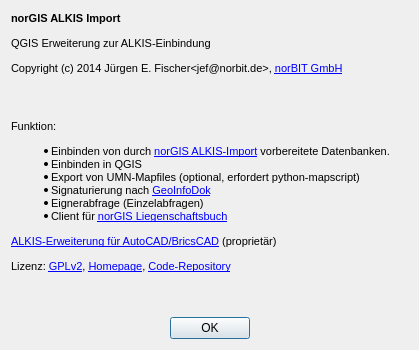
The window that about.ui (norBIT/alkisplugin) describes before a commit, drawn with Qt 5.
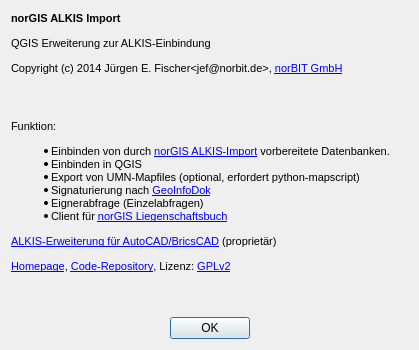
The same window after the commit. Icons and pictures are not drawn.

Commit message: * Signaturnamen ergänzt * QGIS: Erzeugung von Liniensignaturen nach Stricharten ergänzt * QGIS: Erzeugung von Benutzerkoordinatensystem für BW&BY ergänzt (ermöglicht Reprojektion) * pattern1 in Logo entfernt.

The edit to the form file:
```diff
--- a/about.ui
+++ b/about.ui
@@ -32,22 +32,19 @@
      <property name="text">
       <string>&lt;!DOCTYPE HTML PUBLIC &quot;-//W3C//DTD HTML 4.0//EN&quot; &quot;http://www.w3.org/TR/REC-html40/strict.dtd&quot;&gt;
 &lt;html&gt;&lt;head&gt;&lt;meta name=&quot;qrichtext&quot; content=&quot;1&quot; /&gt;&lt;style type=&quot;text/css&quot;&gt;
-&lt;/style&gt;&lt;/head&gt;&lt;body style=&quot; font-family:'MS Shell Dlg 2'; font-size:8pt; font-weight:400; font-style:normal;&quot;&gt;
-&lt;br&gt;
-&lt;p&gt;Funktion:&lt;/p&gt;
-&lt;ul &gt;
-&lt;li &gt;Einbinden von durch &lt;a href=&quot;http://www.norbit.de/68/&quot;&gt;norGIS ALKIS-Import&lt;/a&gt; vorbereitete Datenbanken.&lt;/li&gt;
-&lt;li&gt;Einbinden in QGIS&lt;/li&gt;
-&lt;li&gt;Export von UMN-Mapfiles (optional, erfordert python-mapscript)&lt;/li&gt;
-&lt;li&gt;Signaturierung nach &lt;a href=&quot;http://www.adv-online.de/AAA-Modell/Dokumente-der-GeoInfoDok/&quot;&gt;GeoInfoDok&lt;/a&gt;&lt;/li&gt;
-&lt;li&gt;Eignerabfrage (Einzelabfragen)&lt;/li&gt;
-&lt;li&gt;Client für &lt;a href=&quot;http://www.norbit.de/78/&quot;&gt;norGIS Liegenschaftsbuch&lt;/a&gt;&lt;/li&gt;
-&lt;/ul&gt;
-&lt;li&gt;&lt;a href=&quot;http://www.norbit.de/76/&quot;&gt;ALKIS-Erweiterung für AutoCAD/BricsCAD&lt;/span&gt;&lt;/a&gt; (proprietär) &lt;/li&gt;&lt;/ul&gt;
-&lt;p&gt;Lizenz: &lt;a href=&quot;http://www.gnu.org/licenses/old-licenses/gpl-2.0.en.html&quot;&gt;GPLv2&lt;/a&gt;, &lt;a href=&quot;http://www.norbit.de/75/&quot;&gt;Homepage&lt;/a&gt;, &lt;a href=&quot;https://github.com/norBIT/alkisplugin&quot;&gt;Code-Repository&lt;/a&gt;&lt;/p&gt;
-&lt;br&gt;
-&lt;/body&gt;
-&lt;/html&gt;</string>
+p, li { white-space: pre-wrap; }
+&lt;/style&gt;&lt;/head&gt;&lt;body style=&quot; font-family:'MS Shell Dlg 2'; font-size:8.25pt; font-weight:400; font-style:normal;&quot;&gt;
+&lt;p style=&quot; margin-top:0px; margin-bottom:0px; margin-left:0px; margin-right:0px; -qt-block-indent:0; text-indent:0px;&quot;&gt;&lt;span style=&quot; font-size:8pt;&quot;&gt;&lt;br /&gt;&lt;/span&gt;&lt;/p&gt;
+&lt;p style=&quot; margin-top:12px; margin-bottom:12px; margin-left:0px; margin-right:0px; -qt-block-indent:0; text-indent:0px;&quot;&gt;&lt;span style=&quot; font-size:8pt;&quot;&gt;Funktion:&lt;/span&gt;&lt;/p&gt;
+&lt;ul style=&quot;margin-top: 0px; margin-bottom: 0px; margin-left: 0px; margin-right: 0px; -qt-list-indent: 1;&quot;&gt;&lt;li style=&quot; font-size:8pt;&quot; style=&quot; margin-top:12px; margin-bottom:0px; margin-left:0px; margin-right:0px; -qt-block-indent:0; text-indent:0px;&quot;&gt;Einbinden von durch &lt;a href=&quot;http://www.norbit.de/68/&quot;&gt;&lt;span style=&quot; text-decoration: underline; color:#0000ff;&quot;&gt;norGIS ALKIS-Import&lt;/span&gt;&lt;/a&gt; vorbereitete Datenbanken.&lt;/li&gt;
+&lt;li style=&quot; font-size:8pt;&quot; style=&quot; margin-top:0px; margin-bottom:0px; margin-left:0px; margin-right:0px; -qt-block-indent:0; text-indent:0px;&quot;&gt;Einbinden in QGIS&lt;/li&gt;
+&lt;li style=&quot; font-size:8pt;&quot; style=&quot; margin-top:0px; margin-bottom:0px; margin-left:0px; margin-right:0px; -qt-block-indent:0; text-indent:0px;&quot;&gt;Export von UMN-Mapfiles (optional, erfordert python-mapscript)&lt;/li&gt;
+&lt;li style=&quot; font-size:8pt;&quot; style=&quot; margin-top:0px; margin-bottom:0px; margin-left:0px; margin-right:0px; -qt-block-indent:0; text-indent:0px;&quot;&gt;Signaturierung nach &lt;a href=&quot;http://www.adv-online.de/AAA-Modell/Dokumente-der-GeoInfoDok/&quot;&gt;&lt;span style=&quot; text-decoration: underline; color:#0000ff;&quot;&gt;GeoInfoDok&lt;/span&gt;&lt;/a&gt;&lt;/li&gt;
+&lt;li style=&quot; font-size:8pt;&quot; style=&quot; margin-top:0px; margin-bottom:0px; margin-left:0px; margin-right:0px; -qt-block-indent:0; text-indent:0px;&quot;&gt;Eignerabfrage (Einzelabfragen)&lt;/li&gt;
+&lt;li style=&quot; font-size:8pt;&quot; style=&quot; margin-top:0px; margin-bottom:12px; margin-left:0px; margin-right:0px; -qt-block-indent:0; text-indent:0px;&quot;&gt;Client für &lt;a href=&quot;http://www.norbit.de/78/&quot;&gt;&lt;span style=&quot; text-decoration: underline; color:#0000ff;&quot;&gt;norGIS Liegenschaftsbuch&lt;/span&gt;&lt;/a&gt;&lt;/li&gt;&lt;/ul&gt;
+&lt;p style=&quot; margin-top:0px; margin-bottom:0px; margin-left:0px; margin-right:0px; -qt-block-indent:0; text-indent:0px;&quot;&gt;&lt;a href=&quot;http://www.norbit.de/76/&quot;&gt;&lt;span style=&quot; font-size:8pt; text-decoration: underline; color:#0000ff;&quot;&gt;ALKIS-Erweiterung für AutoCAD/BricsCAD&lt;/span&gt;&lt;/a&gt;&lt;span style=&quot; font-size:8pt;&quot;&gt; (proprietär) &lt;/span&gt;&lt;/p&gt;
+&lt;p style=&quot; margin-top:12px; margin-bottom:12px; margin-left:0px; margin-right:0px; -qt-block-indent:0; text-indent:0px;&quot;&gt;&lt;a href=&quot;http://www.norbit.de/75/&quot;&gt;&lt;span style=&quot; font-size:8pt; text-decoration: underline; color:#0000ff;&quot;&gt;Homepage&lt;/span&gt;&lt;/a&gt;&lt;span style=&quot; font-size:8pt;&quot;&gt;, &lt;/span&gt;&lt;a href=&quot;https://github.com/norBIT/alkisplugin&quot;&gt;&lt;span style=&quot; font-size:8pt; text-decoration: underline; color:#0000ff;&quot;&gt;Code-Repository&lt;/span&gt;&lt;/a&gt;&lt;span style=&quot; font-size:8pt;&quot;&gt;, Lizenz: &lt;/span&gt;&lt;a href=&quot;http://www.gnu.org/licenses/old-licenses/gpl-2.0.en.html&quot;&gt;&lt;span style=&quot; font-size:8pt; text-decoration: underline; color:#0000ff;&quot;&gt;GPLv2&lt;/span&gt;&lt;/a&gt;&lt;/p&gt;
+&lt;p style=&quot; margin-top:0px; margin-bottom:0px; margin-left:0px; margin-right:0px; -qt-block-indent:0; text-indent:0px;&quot;&gt;&lt;span style=&quot; font-size:8pt;&quot;&gt;&lt;br /&gt;&lt;/span&gt;&lt;/p&gt;&lt;/body&gt;&lt;/html&gt;</string>
      </property>
      <property name="openExternalLinks">
       <bool>true</bool>
```
The commit also changes 4 other files.
